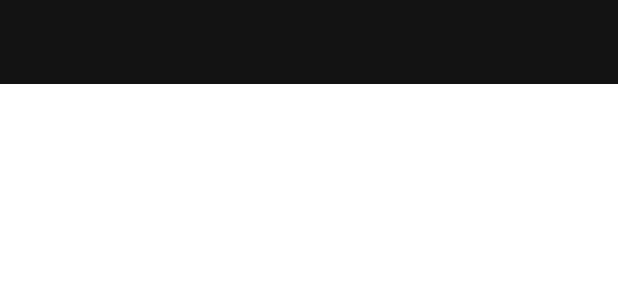
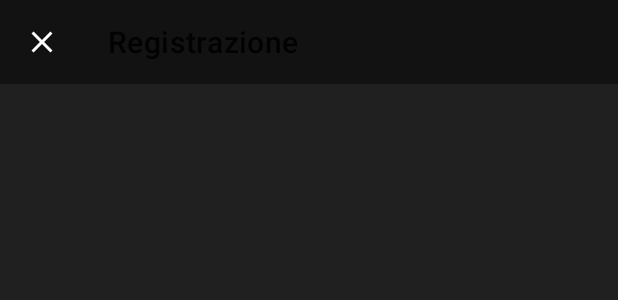
Before and after one commit to gmaglio95/SportsManage, an Android app: the layout sign_in_with_mail_dialog.xml on its own in the app's theme, with its tools: preview values and no code run, on a phone screen of 412 x 824 dp. Shown: the top 300 px of the screen. Run offline under Robolectric (Android 15) with nearby library versions, the phone set to English and light mode, and no system bars.

Commit message:
Implementata logica dismiss dialog

```diff
--- a/app/src/main/java/it/gmaglio/sportsmanage/activity/LoginActivity.java
+++ b/app/src/main/java/it/gmaglio/sportsmanage/activity/LoginActivity.java
@@ -65,14 +65,9 @@ public class LoginActivity extends AbstractSportsManagerActivity implements Face
     }
 
     private void checkUserAuthenticated () {
-
-
         if(firebaseAuth.getCurrentUser() != null ){
-             Toast.makeText(this, "Utente già loggato", Toast.LENGTH_SHORT).show();
            secureActivity.putExtra("authUser",firebaseAuth.getCurrentUser());
            startActivity(secureActivity);
-         }else {
-           Toast.makeText(this, "Utente non loggato", Toast.LENGTH_SHORT).show();
          }
     }
 
--- /dev/null
+++ b/app/src/main/res/drawable/ic_close_black_24dp.xml
@@ -0,0 +1,5 @@
+<vector android:height="24dp" android:tint="#FFFFFF"
+    android:viewportHeight="24.0" android:viewportWidth="24.0"
+    android:width="24dp" xmlns:android="http://schemas.android.com/apk/res/android">
+    <path android:fillColor="#FF000000" android:pathData="M19,6.41L17.59,5 12,10.59 6.41,5 5,6.41 10.59,12 5,17.59 6.41,19 12,13.41 17.59,19 19,17.59 13.41,12z"/>
+</vector>
--- a/app/src/main/res/layout/secured_main_actiity.xml
+++ b/app/src/main/res/layout/secured_main_actiity.xml
@@ -24,6 +24,7 @@
         android:layout_height="wrap_content"
         android:layout_marginStart="0dp"
         android:layout_marginEnd="0dp"
+        app:labelVisibilityMode="labeled"
         android:background="?android:attr/windowBackground"
         app:layout_constraintBottom_toBottomOf="parent"
         app:layout_constraintLeft_toLeftOf="parent"
--- a/app/src/main/res/layout/sign_in_with_mail_dialog.xml
+++ b/app/src/main/res/layout/sign_in_with_mail_dialog.xml
@@ -1,8 +1,11 @@
 <?xml version="1.0" encoding="utf-8"?>
+
+
 <android.support.design.widget.CoordinatorLayout
     xmlns:android="http://schemas.android.com/apk/res/android" android:layout_width="match_parent"
     android:layout_height="match_parent"
     xmlns:app="http://schemas.android.com/apk/res-auto"
+    android:background="@drawable/dark_background"
     style="@style/NoActionBarAppTheme"
     >
 
@@ -14,7 +17,9 @@
         <android.support.v7.widget.Toolbar
             android:layout_width="match_parent"
             android:id="@+id/toolbar"
-
+            style="@style/AppTheme"
+            app:title="@string/sign_in_title"
+            app:navigationIcon="@drawable/ic_close_black_24dp"
             android:layout_height="match_parent">
         </android.support.v7.widget.Toolbar>
 
@@ -26,13 +31,7 @@
         android:layout_height="match_parent"
         >
 
-        <TextView
-            android:layout_width="wrap_content"
-            android:layout_height="wrap_content"
-            android:layout_gravity="center"
-            android:text="Hello I am a dialog!" />
 
     </FrameLayout>
 
-
 </android.support.design.widget.CoordinatorLayout>
--- a/app/src/main/res/values/strings.xml
+++ b/app/src/main/res/values/strings.xml
@@ -8,4 +8,5 @@
     <string name="title_notifications">Notifications</string>
     <string name="emailAndPasswordSignInLabel">Non hai ancora un account? Registrati</string>
     <string name="facebook_app_id">1184484271724875</string> <string name="fb_login_protocol_scheme">fb1184484271724875</string>
+    <string name="sign_in_title">Registrazione</string>
 </resources>
--- a/app/src/main/res/values/styles.xml
+++ b/app/src/main/res/values/styles.xml
@@ -9,6 +9,7 @@
 
 
         <item name="android:textColor">@color/colorAccent</item>
+        <item name="android:title">@color/colorAccent</item>
     </style>
 
     <style name="ButtonStyle" parent="Widget.MaterialComponents.Button">
@@ -16,7 +17,7 @@
         <item name="android:textColor">@color/colorPrimaryDark</item>
     </style>
 
-    <style name="NoActionBarAppTheme" parent="AppTheme">
+    <style name="NoActionBarAppTheme">
         <item name="android:windowActionBar">false</item>
         <item name="android:windowNoTitle">true</item>
     </style>
@@ -27,10 +28,7 @@
     </style>
 
 
-    <style name="AppTheme.FullScreenDialog" parent="Theme.MaterialComponents.Light.Dialog">
-        <item name="colorPrimaryDark">@color/colorPrimaryDark</item>
-        <item name="colorAccent">@color/colorAccent</item>
-        <item name="colorPrimary">@color/colorPrimary</item>
+    <style name="AppTheme.FullScreenDialog" parent="AppTheme">
         <item name="android:windowIsFloating">false</item>
         <item name="android:windowBackground">@android:color/white</item>
         <item name="actionMenuTextColor">@color/colorAccent</item>
```
Also changed, not shown: app/src/main/java/it/gmaglio/sportsmanage/activity/MainActivity.java (+4 -5 lines), app/src/main/java/it/gmaglio/sportsmanage/dialog/SignInDialog.java (+29 -9 lines), app/src/main/res/drawable/ic_menu_black_24dp.xml (added, +9 -0 lines), app/src/main/res/drawable/ic_settings_black_24dp.xml (added, +9 -0 lines), app/src/main/res/drawable/team_24dp.xml (added, +9 -0 lines), app/src/main/res/drawable/training_24dp.xml (added, +9 -0 lines), app/src/main/res/menu/bottom_nav_menu.xml (+15 -7 lines).
